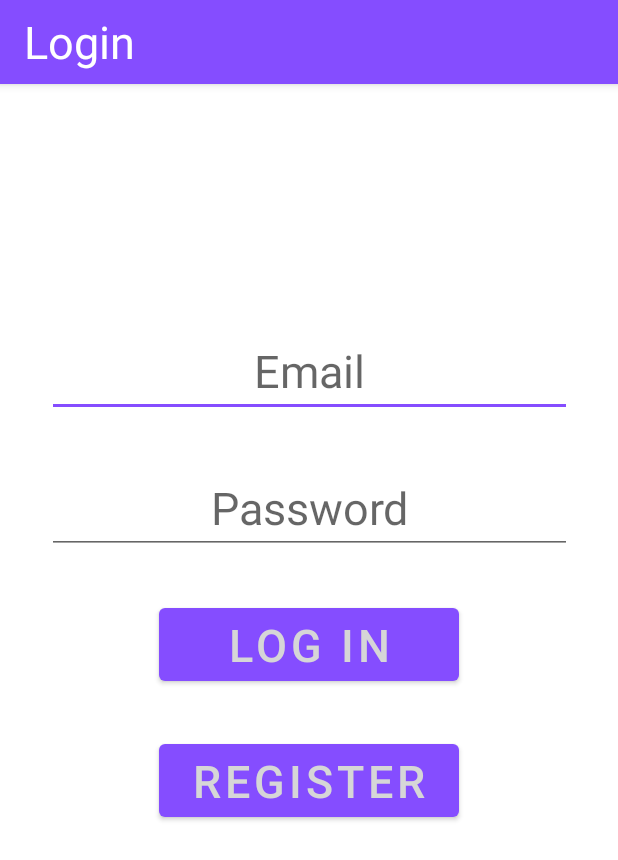
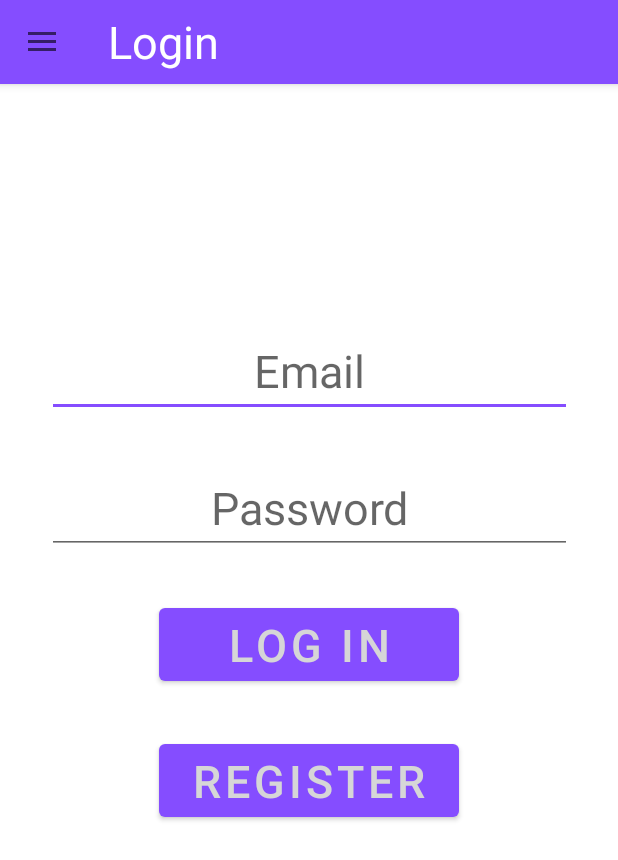
Before and after one commit to Ninotter/Movynov, an Android app: the screen it shows after launch (LoginActivity), after a tap on "Login", on a phone screen of 412 x 824 dp. Shown: the top 860 px of the screen. Run offline under Robolectric (Android 15) with nearby library versions, the phone set to English and light mode, and no system bars; network calls fail; 1 statement that could not run was skipped; 3 other taps on this screen came first.

Commit message:
toolbar in loginactivity

```diff
--- /dev/null
+++ b/app/src/main/java/com/projetb3/movynov/activities/DrawerBehavior.kt
@@ -0,0 +1,16 @@
+package com.projetb3.movynov.activities
+
+import androidx.appcompat.app.ActionBarDrawerToggle
+import com.google.android.material.navigation.NavigationView
+import com.projetb3.movynov.R
+
+class DrawerBehavior {
+    public fun setDrawerOpenOnClick (drawerLayout : androidx.drawerlayout.widget.DrawerLayout, navigationView : NavigationView, activity : androidx.appcompat.app.AppCompatActivity, toolbar: androidx.appcompat.widget.Toolbar) {
+        navigationView.setNavigationItemSelectedListener(activity as NavigationView.OnNavigationItemSelectedListener)
+
+        val toggle = ActionBarDrawerToggle(activity, drawerLayout, toolbar, R.string.open_nav, R.string.close_nav)
+
+        drawerLayout.addDrawerListener(toggle);
+        toggle.syncState();
+    }
+}
--- a/app/src/main/java/com/projetb3/movynov/activities/LoginActivity.kt
+++ b/app/src/main/java/com/projetb3/movynov/activities/LoginActivity.kt
@@ -3,17 +3,22 @@ package com.projetb3.movynov.activities
 import android.content.Intent
 import androidx.appcompat.app.AppCompatActivity
 import android.os.Bundle
+import android.view.MenuItem
 import android.widget.Button
 import android.widget.EditText
 import android.widget.TextView
 import androidx.activity.viewModels
+import androidx.appcompat.widget.Toolbar
+import androidx.drawerlayout.widget.DrawerLayout
+import com.google.android.material.navigation.NavigationView
 import com.projetb3.movynov.R
 import com.projetb3.movynov.viewmodels.MainViewModel
 import kotlinx.coroutines.GlobalScope
 import kotlinx.coroutines.launch
 
-class LoginActivity : AppCompatActivity() {
+class LoginActivity : AppCompatActivity(), NavigationView.OnNavigationItemSelectedListener {
     private val viewModel: MainViewModel by viewModels()
+    private lateinit var drawerLayout : DrawerLayout
 
     private lateinit var emailField : EditText
     private lateinit var passwordField : EditText
@@ -21,6 +26,12 @@ class LoginActivity : AppCompatActivity() {
     override fun onCreate(savedInstanceState: Bundle?) {
         super.onCreate(savedInstanceState)
         setContentView(R.layout.activity_login)
+
+
+        drawerLayout = findViewById(R.id.login_drawer_layout)
+        val navigationView = findViewById<NavigationView>(R.id.login_nav_view)
+        DrawerBehavior().setDrawerOpenOnClick(drawerLayout, navigationView, this, findViewById(R.id.login_toolbar))
+
         emailField = findViewById(R.id.login_email)
         passwordField = findViewById(R.id.login_password)
 
@@ -107,4 +118,8 @@ class LoginActivity : AppCompatActivity() {
         intent.addFlags(Intent.FLAG_ACTIVITY_NEW_TASK or Intent.FLAG_ACTIVITY_CLEAR_TASK)
         startActivity(intent)
     }
+
+    override fun onNavigationItemSelected(item: MenuItem): Boolean {
+        return MenuBehavior().onNavigationItemSelected(item, this)
+    }
 }
--- a/app/src/main/java/com/projetb3/movynov/activities/MenuBehavior.kt
+++ b/app/src/main/java/com/projetb3/movynov/activities/MenuBehavior.kt
@@ -14,6 +14,11 @@ class MenuBehavior {
                 activity.startActivity(intent)
                 return true
             }
+            R.id.nav_popular -> {
+                val intent = Intent(activity, PopularActivity::class.java)
+                activity.startActivity(intent)
+                return true
+            }
         }
         return false
     }
--- a/app/src/main/java/com/projetb3/movynov/activities/PopularActivity.kt
+++ b/app/src/main/java/com/projetb3/movynov/activities/PopularActivity.kt
@@ -36,12 +36,7 @@ class PopularActivity : AppCompatActivity(), NavigationView.OnNavigationItemSele
          */
         drawerLayout = findViewById(R.id.popular_drawer_layout)
         val navigationView = findViewById<NavigationView>(R.id.popular_nav_view)
-        navigationView.setNavigationItemSelectedListener(this)
-
-        val toggle = ActionBarDrawerToggle(this, drawerLayout, findViewById(R.id.popular_toolbar), R.string.open_nav, R.string.close_nav)
-
-        drawerLayout.addDrawerListener(toggle);
-        toggle.syncState();
+        DrawerBehavior().setDrawerOpenOnClick(drawerLayout, navigationView, this, findViewById(R.id.popular_toolbar))
 
         GlobalScope.launch {
             val movies = fetchPopularMovies()
--- a/app/src/main/res/layout/activity_login.xml
+++ b/app/src/main/res/layout/activity_login.xml
@@ -105,4 +105,16 @@
 
     </androidx.constraintlayout.widget.ConstraintLayout>
 
+
+
+    <com.google.android.material.navigation.NavigationView
+        android:id="@+id/login_nav_view"
+        android:layout_width="wrap_content"
+        android:layout_height="match_parent"
+        android:layout_gravity="start"
+        app:itemIconTint="@color/lavender"
+        app:itemTextColor="@color/lavender"
+        app:menu="@menu/nav_menu"
+        tools:visibility="gone"/>
+
 </androidx.drawerlayout.widget.DrawerLayout>
--- a/app/src/main/res/layout/popular_layout.xml
+++ b/app/src/main/res/layout/popular_layout.xml
@@ -50,5 +50,6 @@
             android:layout_gravity="start"
             app:itemIconTint="@color/lavender"
             app:itemTextColor="@color/lavender"
-            app:menu="@menu/nav_menu" />
+            app:menu="@menu/nav_menu"
+            tools:visibility="gone"/>
     </androidx.drawerlayout.widget.DrawerLayout>
```
